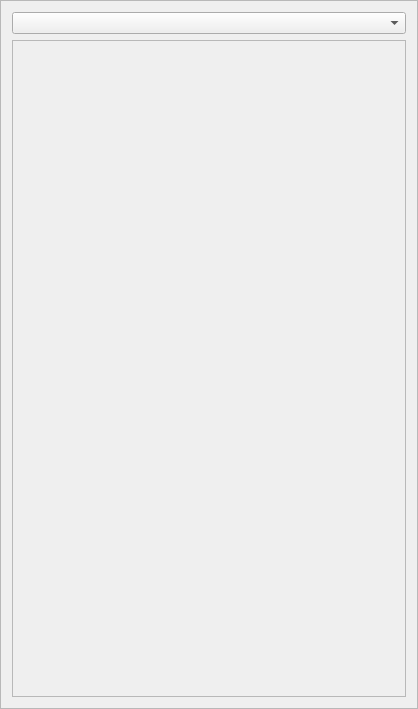
Before: the Qt Designer form gui/ComboFrame/ComboFrame.ui in simanwhite/FlowAssistant, drawn with Qt 5.
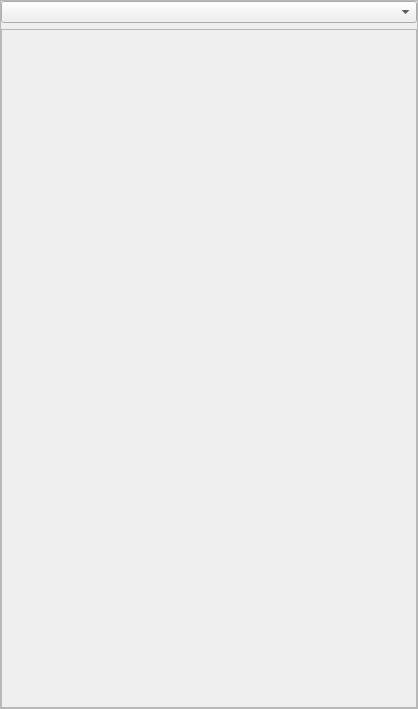
After: the same form once the commit is applied.

What changed in the file:
```diff
--- a/gui/ComboFrame/ComboFrame.ui
+++ b/gui/ComboFrame/ComboFrame.ui
@@ -20,6 +20,9 @@
    <enum>QFrame::Raised</enum>
   </property>
   <layout class="QVBoxLayout" name="verticalLayout">
+   <property name="margin">
+    <number>0</number>
+   </property>
    <item>
     <widget class="QComboBox" name="comboBox"/>
    </item>
```
